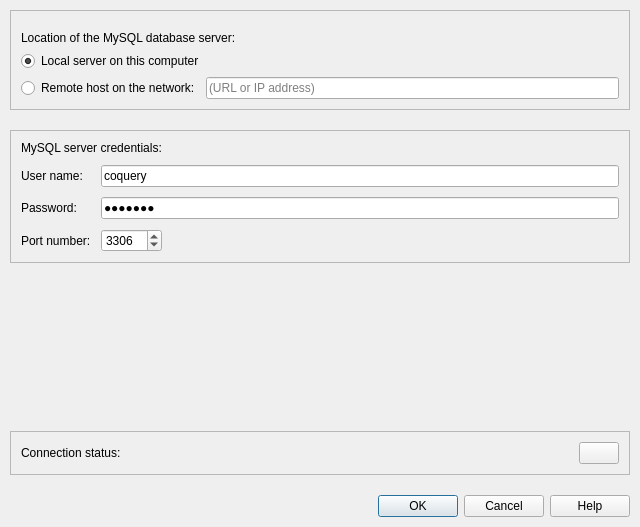
First picture: the form in coquery/gui/MySQLOptions.ui, repository gkunter/coquery, before the edit.
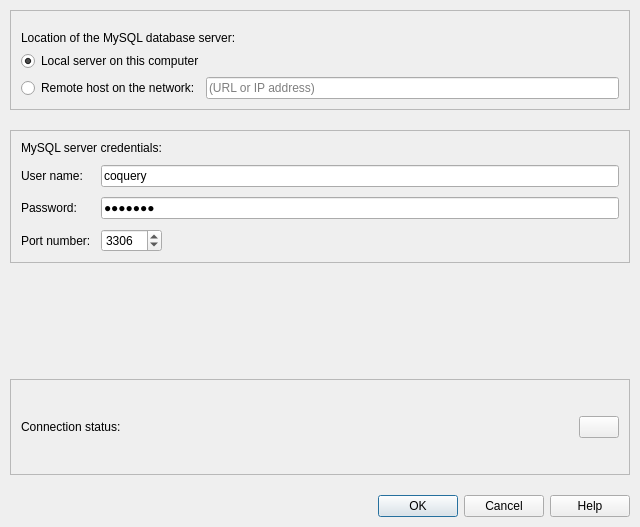
Second picture: the form after the edit.

Commit message: Add better connection testing, improve GUI layout

Diff of the .ui file:
```diff
--- a/coquery/gui/MySQLOptions.ui
+++ b/coquery/gui/MySQLOptions.ui
@@ -194,6 +194,12 @@
    </item>
    <item>
     <widget class="QFrame" name="connection_indicator">
+     <property name="sizePolicy">
+      <sizepolicy hsizetype="Preferred" vsizetype="MinimumExpanding">
+       <horstretch>0</horstretch>
+       <verstretch>0</verstretch>
+      </sizepolicy>
+     </property>
      <property name="frameShape">
       <enum>QFrame::StyledPanel</enum>
      </property>
@@ -209,9 +215,18 @@
       </property>
       <item>
        <widget class="QLabel" name="label_connection">
+        <property name="sizePolicy">
+         <sizepolicy hsizetype="Preferred" vsizetype="MinimumExpanding">
+          <horstretch>0</horstretch>
+          <verstretch>0</verstretch>
+         </sizepolicy>
+        </property>
         <property name="text">
          <string>Connection status:</string>
         </property>
+        <property name="wordWrap">
+         <bool>true</bool>
+        </property>
        </widget>
       </item>
       <item>
```
Left out of the diff: 7 changed lines with no effect on the pictures. The commit also changes 4 other files.
